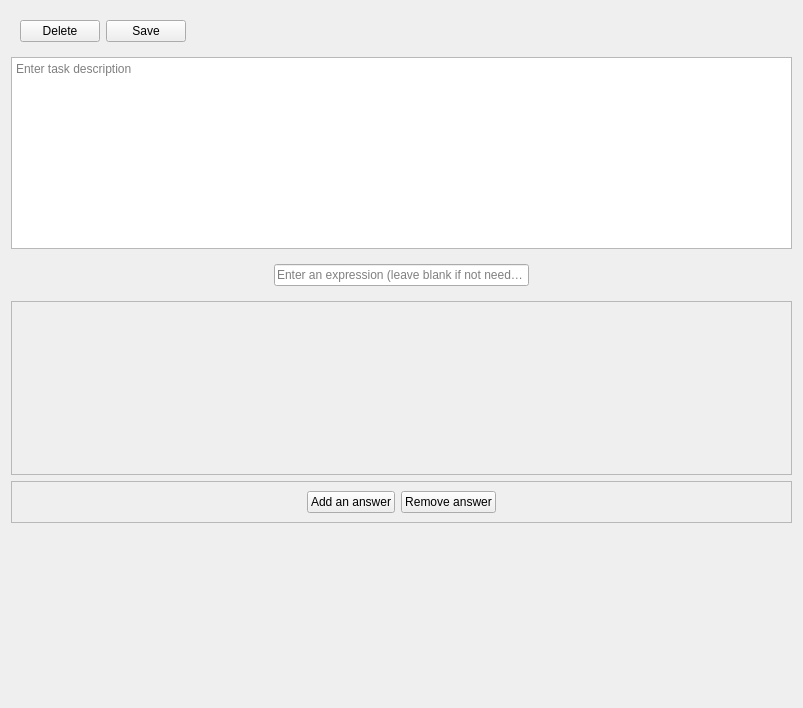
Old version of the form src/views/ui/taskMaking.ui in the repository adibozzhanov/LeProgram.
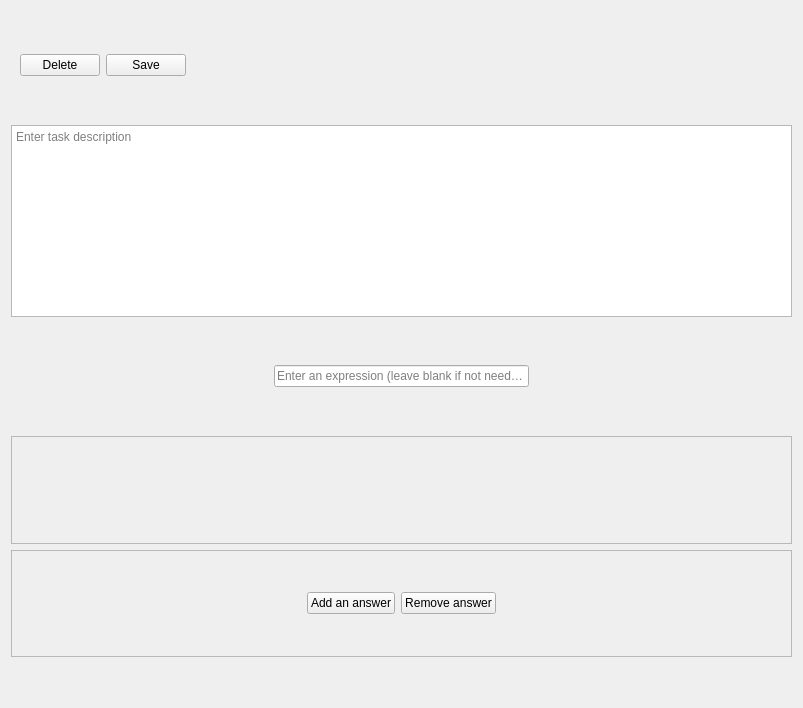
New version of the form.

```diff
--- a/src/views/ui/taskMaking.ui
+++ b/src/views/ui/taskMaking.ui
@@ -68,6 +68,18 @@
    </item>
    <item>
     <widget class="QTextEdit" name="taskDescriptionInput">
+     <property name="sizePolicy">
+      <sizepolicy hsizetype="Expanding" vsizetype="Preferred">
+       <horstretch>0</horstretch>
+       <verstretch>0</verstretch>
+      </sizepolicy>
+     </property>
+     <property name="minimumSize">
+      <size>
+       <width>0</width>
+       <height>150</height>
+      </size>
+     </property>
      <property name="placeholderText">
       <string>Enter task description</string>
      </property>
@@ -129,6 +141,18 @@
    </item>
    <item>
     <widget class="QScrollArea" name="answersScrollArea">
+     <property name="sizePolicy">
+      <sizepolicy hsizetype="Preferred" vsizetype="Preferred">
+       <horstretch>0</horstretch>
+       <verstretch>0</verstretch>
+      </sizepolicy>
+     </property>
+     <property name="minimumSize">
+      <size>
+       <width>500</width>
+       <height>0</height>
+      </size>
+     </property>
      <property name="lineWidth">
       <number>0</number>
      </property>
@@ -141,7 +165,7 @@
         <x>0</x>
         <y>0</y>
         <width>783</width>
-        <height>171</height>
+        <height>92</height>
        </rect>
       </property>
       <layout class="QVBoxLayout" name="verticalLayout_2">
@@ -209,6 +233,9 @@
      <property name="orientation">
       <enum>Qt::Vertical</enum>
      </property>
+     <property name="sizeType">
+      <enum>QSizePolicy::Preferred</enum>
+     </property>
      <property name="sizeHint" stdset="0">
       <size>
        <width>20</width>
```
Left out of the diff: 9 changed lines with no effect on the pictures.
